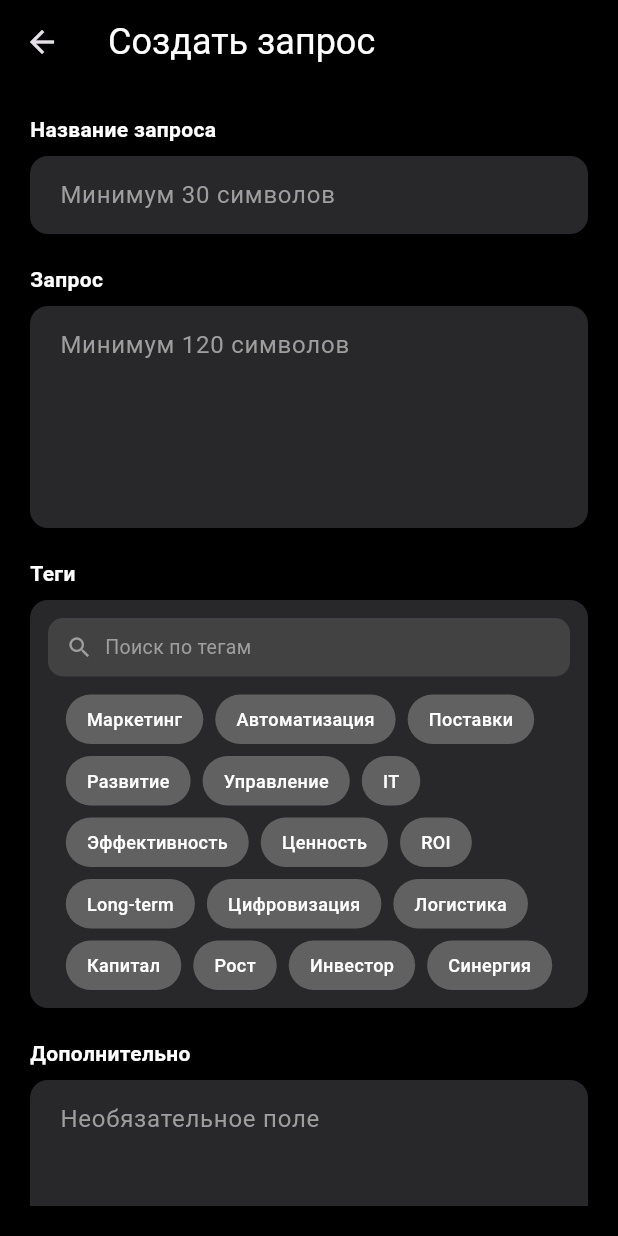
After one commit to zelshenhab/flutter_founders, a Flutter app: the screen it shows after launch, after a tap on the "edit note" icon, on a phone screen of 412 x 824 dp. The commit adds this screen. Run offline on Flutter 3.47's test engine with Material 3 defaults, Android fonts, the phone set to English and light mode, and no system bars; our stand-ins replace equatable, flutter_bloc, google_fonts.

Commit message:
add create request screen

```diff
--- /dev/null
+++ b/lib/presentation/requests/create_request/bloc/create_request_bloc.dart
@@ -0,0 +1,40 @@
+// lib/presentation/requests/create_request/bloc/create_request_bloc.dart
+import 'package:flutter_bloc/flutter_bloc.dart';
+import 'create_request_event.dart';
+import 'create_request_state.dart';
+
+class CreateRequestBloc extends Bloc<CreateRequestEvent, CreateRequestState> {
+  CreateRequestBloc() : super(CreateRequestState.initial()) {
+    on<TitleChanged>((event, emit) {
+      emit(state.copyWith(title: event.title));
+    });
+
+    on<DescriptionChanged>((event, emit) {
+      emit(state.copyWith(description: event.description));
+    });
+
+    on<TagsChanged>((event, emit) {
+      emit(state.copyWith(selectedTags: event.tags));
+    });
+
+    on<SubmitRequest>((event, emit) async {
+      emit(state.copyWith(isSubmitting: true, isSuccess: false, isFailure: false));
+
+      await Future.delayed(const Duration(seconds: 1)); // Simulate network/send
+
+      if (state.title.isNotEmpty && state.description.isNotEmpty) {
+        emit(state.copyWith(
+          isSubmitting: false,
+          isSuccess: true,
+          isFailure: false,
+        ));
+      } else {
+        emit(state.copyWith(
+          isSubmitting: false,
+          isSuccess: false,
+          isFailure: true,
+        ));
+      }
+    });
+  }
+}
--- /dev/null
+++ b/lib/presentation/requests/create_request/bloc/create_request_event.dart
@@ -0,0 +1,35 @@
+// lib/presentation/requests/create_request/bloc/create_request_event.dart
+import 'package:equatable/equatable.dart';
+
+abstract class CreateRequestEvent extends Equatable {
+  const CreateRequestEvent();
+
+  @override
+  List<Object?> get props => [];
+}
+
+class TitleChanged extends CreateRequestEvent {
+  final String title;
+  const TitleChanged(this.title);
+
+  @override
+  List<Object?> get props => [title];
+}
+
+class DescriptionChanged extends CreateRequestEvent {
+  final String description;
+  const DescriptionChanged(this.description);
+
+  @override
+  List<Object?> get props => [description];
+}
+
+class TagsChanged extends CreateRequestEvent {
+  final List<String> tags;
+  const TagsChanged(this.tags);
+
+  @override
+  List<Object?> get props => [tags];
+}
+
+class SubmitRequest extends CreateRequestEvent {}
--- /dev/null
+++ b/lib/presentation/requests/create_request/bloc/create_request_state.dart
@@ -0,0 +1,53 @@
+// lib/presentation/requests/create_request/bloc/create_request_state.dart
+import 'package:equatable/equatable.dart';
+
+class CreateRequestState extends Equatable {
+  final String title;
+  final String description;
+  final List<String> selectedTags;
+  final bool isSubmitting;
+  final bool isSuccess;
+  final bool isFailure;
+
+  const CreateRequestState({
+    required this.title,
+    required this.description,
+    required this.selectedTags,
+    required this.isSubmitting,
+    required this.isSuccess,
+    required this.isFailure,
+  });
+
+  factory CreateRequestState.initial() {
+    return const CreateRequestState(
+      title: '',
+      description: '',
+      selectedTags: [],
+      isSubmitting: false,
+      isSuccess: false,
+      isFailure: false,
+    );
+  }
+
+  CreateRequestState copyWith({
+    String? title,
+    String? description,
+    List<String>? selectedTags,
+    bool? isSubmitting,
+    bool? isSuccess,
+    bool? isFailure,
+  }) {
+    return CreateRequestState(
+      title: title ?? this.title,
+      description: description ?? this.description,
+      selectedTags: selectedTags ?? this.selectedTags,
+      isSubmitting: isSubmitting ?? this.isSubmitting,
+      isSuccess: isSuccess ?? this.isSuccess,
+      isFailure: isFailure ?? this.isFailure,
+    );
+  }
+
+  @override
+  List<Object?> get props =>
+      [title, description, selectedTags, isSubmitting, isSuccess, isFailure];
+}
--- /dev/null
+++ b/lib/presentation/requests/create_request/create_request_page.dart
@@ -0,0 +1,52 @@
+import 'package:flutter/material.dart';
+import 'package:flutter_bloc/flutter_bloc.dart';
+import 'package:flutter_founders/presentation/requests/create_request/bloc/create_request_bloc.dart';
+import 'package:flutter_founders/presentation/requests/create_request/widgets/description_field.dart';
+import 'package:flutter_founders/presentation/requests/create_request/widgets/submit_button.dart';
+import 'package:flutter_founders/presentation/requests/create_request/widgets/tag_selector.dart';
+import 'package:flutter_founders/presentation/requests/create_request/widgets/title_field.dart';
+import 'package:flutter_founders/presentation/requests/create_request/widgets/additional_field.dart';
+
+class CreateRequestPage extends StatelessWidget {
+  const CreateRequestPage({super.key});
+
+  @override
+  Widget build(BuildContext context) {
+    return BlocProvider(
+      create: (_) => CreateRequestBloc(),
+      child: Scaffold(
+        backgroundColor: Colors.black,
+        appBar: AppBar(
+          backgroundColor: Colors.black,
+          elevation: 0,
+          automaticallyImplyLeading: true,
+          title: const Text(
+            'Создать запрос',
+            style: TextStyle(color: Colors.white, fontSize: 24),
+          ),
+        ),
+        body: SafeArea(
+          child: Padding(
+            padding: const EdgeInsets.all(20),
+            child: SingleChildScrollView(
+              child: Column(
+                crossAxisAlignment: CrossAxisAlignment.start,
+                children: const [
+                  TitleField(),
+                  SizedBox(height: 20),
+                  DescriptionField(),
+                  SizedBox(height: 20),
+                  TagSelector(availableTags: []),
+                  SizedBox(height: 20),
+                  AdditionalField(),
+                  SizedBox(height: 32),
+                  SubmitButton(),
+                ],
+              ),
+            ),
+          ),
+        ),
+      ),
+    );
+  }
+}
--- /dev/null
+++ b/lib/presentation/requests/create_request/widgets/additional_field.dart
@@ -0,0 +1,41 @@
+import 'package:flutter/material.dart';
+
+class AdditionalField extends StatelessWidget {
+  const AdditionalField({super.key});
+
+  @override
+  Widget build(BuildContext context) {
+    return Column(
+      crossAxisAlignment: CrossAxisAlignment.start,
+      children: [
+        const Text(
+          'Дополнительно',
+          style: TextStyle(
+            color: Colors.white,
+            fontSize: 14,
+            fontWeight: FontWeight.w600,
+          ),
+        ),
+        const SizedBox(height: 8),
+        TextField(
+          style: const TextStyle(color: Colors.white),
+          maxLines: 4,
+          decoration: InputDecoration(
+            hintText: 'Необязательное поле',
+            hintStyle: const TextStyle(color: Colors.grey),
+            filled: true,
+            fillColor: const Color.fromARGB(255, 40, 40, 42),
+            contentPadding: const EdgeInsets.symmetric(
+              horizontal: 16,
+              vertical: 14,
+            ),
+            border: OutlineInputBorder(
+              borderRadius: BorderRadius.circular(12),
+              borderSide: BorderSide.none,
+            ),
+          ),
+        ),
+      ],
+    );
+  }
+}
--- /dev/null
+++ b/lib/presentation/requests/create_request/widgets/description_field.dart
@@ -0,0 +1,52 @@
+import 'package:flutter/material.dart';
+import 'package:flutter_bloc/flutter_bloc.dart';
+import '../bloc/create_request_bloc.dart';
+import '../bloc/create_request_event.dart';
+import '../bloc/create_request_state.dart';
+
+class DescriptionField extends StatelessWidget {
+  const DescriptionField({super.key});
+
+  @override
+  Widget build(BuildContext context) {
+    return BlocBuilder<CreateRequestBloc, CreateRequestState>(
+      builder: (context, state) {
+        return Column(
+          crossAxisAlignment: CrossAxisAlignment.start,
+          children: [
+            const Text(
+              'Запрос',
+              style: TextStyle(
+                color: Colors.white,
+                fontSize: 14,
+                fontWeight: FontWeight.w600,
+              ),
+            ),
+            const SizedBox(height: 8),
+            TextField(
+              onChanged: (value) => context.read<CreateRequestBloc>().add(
+                DescriptionChanged(value),
+              ),
+              style: const TextStyle(color: Colors.white),
+              maxLines: 5,
+              decoration: InputDecoration(
+                hintText: 'Минимум 120 символов',
+                hintStyle: const TextStyle(color: Colors.grey),
+                filled: true,
+                fillColor: const Color.fromARGB(255, 40, 40, 42),
+                contentPadding: const EdgeInsets.symmetric(
+                  horizontal: 16,
+                  vertical: 14,
+                ),
+                border: OutlineInputBorder(
+                  borderRadius: BorderRadius.circular(12),
+                  borderSide: BorderSide.none,
+                ),
+              ),
+            ),
+          ],
+        );
+      },
+    );
+  }
+}
--- /dev/null
+++ b/lib/presentation/requests/create_request/widgets/submit_button.dart
@@ -0,0 +1,74 @@
+import 'package:flutter/material.dart';
+import 'package:flutter_bloc/flutter_bloc.dart';
+import '../bloc/create_request_bloc.dart';
+import '../bloc/create_request_event.dart';
+import '../bloc/create_request_state.dart';
+
+class SubmitButton extends StatelessWidget {
+  const SubmitButton({super.key});
+
+  @override
+  Widget build(BuildContext context) {
+    return BlocConsumer<CreateRequestBloc, CreateRequestState>(
+      listener: (context, state) {
+        if (state.isSuccess) {
+          ScaffoldMessenger.of(context).showSnackBar(
+            const SnackBar(
+              content: Text('Запрос успешно отправлен ✅'),
+              backgroundColor: Colors.green,
+            ),
+          );
+          Navigator.pop(context);
+        } else if (state.isFailure) {
+          ScaffoldMessenger.of(context).showSnackBar(
+            const SnackBar(
+              content: Text('Пожалуйста, заполните все поля ✏️'),
+              backgroundColor: Colors.red,
+            ),
+          );
+        }
+      },
+      builder: (context, state) {
+        return Row(
+          mainAxisAlignment: MainAxisAlignment.center,
+          children: [
+            SizedBox(
+              width: 220,
+              height: 48,
+              child: ElevatedButton(
+                style: ElevatedButton.styleFrom(
+                  backgroundColor: const Color(0xFFAF925D),
+                  shape: RoundedRectangleBorder(
+                    borderRadius: BorderRadius.circular(12),
+                  ),
+                ),
+                onPressed: state.isSubmitting
+                    ? null
+                    : () {
+                        context.read<CreateRequestBloc>().add(SubmitRequest());
+                      },
+                child: state.isSubmitting
+                    ? const SizedBox(
+                        width: 18,
+                        height: 18,
+                        child: CircularProgressIndicator(
+                          strokeWidth: 2,
+                          color: Colors.white,
+                        ),
+                      )
+                    : const Text(
+                        'Опубликовать',
+                        style: TextStyle(
+                          color: Colors.white,
+                          fontSize: 16,
+                          fontWeight: FontWeight.w600,
+                        ),
+                      ),
+              ),
+            ),
+          ],
+        );
+      },
+    );
+  }
+}
--- /dev/null
+++ b/lib/presentation/requests/create_request/widgets/tag_selector.dart
@@ -0,0 +1,124 @@
+import 'package:flutter/material.dart';
+import 'package:flutter_bloc/flutter_bloc.dart';
+import '../bloc/create_request_bloc.dart';
+import '../bloc/create_request_event.dart';
+import '../bloc/create_request_state.dart';
+
+class TagSelector extends StatelessWidget {
+  const TagSelector({super.key, required List availableTags});
+
+  @override
+  Widget build(BuildContext context) {
+    final tags = [
+      'Маркетинг',
+      'Автоматизация',
+      'Поставки',
+      'Развитие',
+      'Управление',
+      'IT',
+      'Эффективность',
+      'Ценность',
+      'ROI',
+      'Long-term',
+      'Цифровизация',
+      'Логистика',
+      'Капитал',
+      'Рост',
+      'Инвестор',
+      'Синергия',
+    ];
+
+    return BlocBuilder<CreateRequestBloc, CreateRequestState>(
+      builder: (context, state) {
+        return Column(
+          crossAxisAlignment: CrossAxisAlignment.start,
+          children: [
+            const Text(
+              'Теги',
+              style: TextStyle(
+                color: Colors.white,
+                fontSize: 14,
+                fontWeight: FontWeight.w600,
+              ),
+            ),
+            const SizedBox(height: 8),
+
+            // البطاقة الرمادية الكاملة
+            Container(
+              decoration: BoxDecoration(
+                color: const Color.fromARGB(255, 40, 40, 42),
+                borderRadius: BorderRadius.circular(12),
+              ),
+              padding: const EdgeInsets.all(12),
+              child: Column(
+                children: [
+                  // شريط البحث
+                  Container(
+                    padding: const EdgeInsets.symmetric(
+                      horizontal: 12,
+                      vertical: 10,
+                    ),
+                    decoration: BoxDecoration(
+                      color: Colors.grey[800],
+                      borderRadius: BorderRadius.circular(10),
+                    ),
+                    child: Row(
+                      children: const [
+                        Icon(Icons.search, color: Colors.grey, size: 18),
+                        SizedBox(width: 8),
+                        Text(
+                          'Поиск по тегам',
+                          style: TextStyle(color: Colors.grey, fontSize: 13),
+                        ),
+                      ],
+                    ),
+                  ),
+                  const SizedBox(height: 12),
+
+                  // التاجات
+                  Wrap(
+                    spacing: 8,
+                    runSpacing: 8,
+                    children: tags.map((tag) {
+                      final isSelected = state.selectedTags.contains(tag);
+                      return GestureDetector(
+                        onTap: () {
+                          final updated = List<String>.from(state.selectedTags);
+                          isSelected ? updated.remove(tag) : updated.add(tag);
+                          context.read<CreateRequestBloc>().add(
+                            TagsChanged(updated),
+                          );
+                        },
+                        child: AnimatedContainer(
+                          duration: const Duration(milliseconds: 200),
+                          padding: const EdgeInsets.symmetric(
+                            horizontal: 14,
+                            vertical: 8,
+                          ),
+                          decoration: BoxDecoration(
+                            color: isSelected
+                                ? Colors.grey[400]
+                                : Colors.grey[700],
+                            borderRadius: BorderRadius.circular(20),
+                          ),
+                          child: Text(
+                            tag,
+                            style: const TextStyle(
+                              color: Colors.white,
+                              fontSize: 12,
+                              fontWeight: FontWeight.w500,
+                            ),
+                          ),
+                        ),
+                      );
+                    }).toList(),
+                  ),
+                ],
+              ),
+            ),
+          ],
+        );
+      },
+    );
+  }
+}
--- /dev/null
+++ b/lib/presentation/requests/create_request/widgets/title_field.dart
@@ -0,0 +1,50 @@
+import 'package:flutter/material.dart';
+import 'package:flutter_bloc/flutter_bloc.dart';
+import '../bloc/create_request_bloc.dart';
+import '../bloc/create_request_event.dart';
+import '../bloc/create_request_state.dart';
+
+class TitleField extends StatelessWidget {
+  const TitleField({super.key});
+
+  @override
+  Widget build(BuildContext context) {
+    return BlocBuilder<CreateRequestBloc, CreateRequestState>(
+      builder: (context, state) {
+        return Column(
+          crossAxisAlignment: CrossAxisAlignment.start,
+          children: [
+            const Text(
+              'Название запроса',
+              style: TextStyle(
+                color: Colors.white,
+                fontSize: 14,
+                fontWeight: FontWeight.w600,
+              ),
+            ),
+            const SizedBox(height: 8),
+            TextField(
+              onChanged: (value) =>
+                  context.read<CreateRequestBloc>().add(TitleChanged(value)),
+              style: const TextStyle(color: Colors.white),
+              decoration: InputDecoration(
+                hintText: 'Минимум 30 символов',
+                hintStyle: const TextStyle(color: Colors.grey),
+                filled: true,
+                fillColor: const Color.fromARGB(255, 40, 40, 42),
+                contentPadding: const EdgeInsets.symmetric(
+                  horizontal: 16,
+                  vertical: 14,
+                ),
+                border: OutlineInputBorder(
+                  borderRadius: BorderRadius.circular(12),
+                  borderSide: BorderSide.none,
+                ),
+              ),
+            ),
+          ],
+        );
+      },
+    );
+  }
+}
--- a/lib/presentation/shared_widgets/shared_app_bar.dart
+++ b/lib/presentation/shared_widgets/shared_app_bar.dart
@@ -1,4 +1,5 @@
 import 'package:flutter/material.dart';
+import 'package:flutter_founders/presentation/requests/create_request/create_request_page.dart';
 import 'package:google_fonts/google_fonts.dart';
 
 class SharedAppBar extends StatelessWidget implements PreferredSizeWidget {
@@ -20,8 +21,16 @@ class SharedAppBar extends StatelessWidget implements PreferredSizeWidget {
           color: Colors.white,
         ),
       ),
-      actions: const [
-        Icon(Icons.edit_note, color: Colors.white, size: 38),
+      actions: [
+        IconButton(
+          icon: const Icon(Icons.edit_note, color: Colors.white, size: 38),
+          onPressed: () {
+            Navigator.push(
+              context,
+              MaterialPageRoute(builder: (_) => const CreateRequestPage()),
+            );
+          },
+        ),
         SizedBox(width: 16),
         Icon(Icons.notifications_none, color: Colors.white, size: 38),
         SizedBox(width: 16),
--- a/lib/presentation/shared_widgets/shared_bottom_nav.dart
+++ /dev/null
@@ -1,43 +0,0 @@
-// lib/presentation/shared_widgets/shared_bottom_nav.dart
-import 'package:flutter/material.dart';
-
-class SharedBottomNav extends StatelessWidget {
-  final int currentIndex;
-  final Function(int) onTap;
-
-  const SharedBottomNav({
-    super.key,
-    required this.currentIndex,
-    required this.onTap,
-  });
-
-  @override
-  Widget build(BuildContext context) {
-    return BottomNavigationBar(
-      backgroundColor: Colors.black,
-      selectedItemColor: Colors.white,
-      unselectedItemColor: Colors.white38,
-      currentIndex: currentIndex,
-      onTap: onTap,
-      type: BottomNavigationBarType.fixed,
-      items: const [
-        BottomNavigationBarItem(
-          icon: Icon(Icons.home),
-          label: '',
-        ),
-        BottomNavigationBarItem(
-          icon: Icon(Icons.search),
-          label: '',
-        ),
-        BottomNavigationBarItem(
-          icon: Icon(Icons.chat_bubble_outline),
-          label: '',
-        ),
-        BottomNavigationBarItem(
-          icon: Icon(Icons.person_outline),
-          label: '',
-        ),
-      ],
-    );
-  }
-}
```
Also changed, not shown: lib/presentation/investment/investment_page.dart (+7 -2 lines), lib/presentation/investment/widgets/investment_search_bar.dart (deleted), 1 other file.
